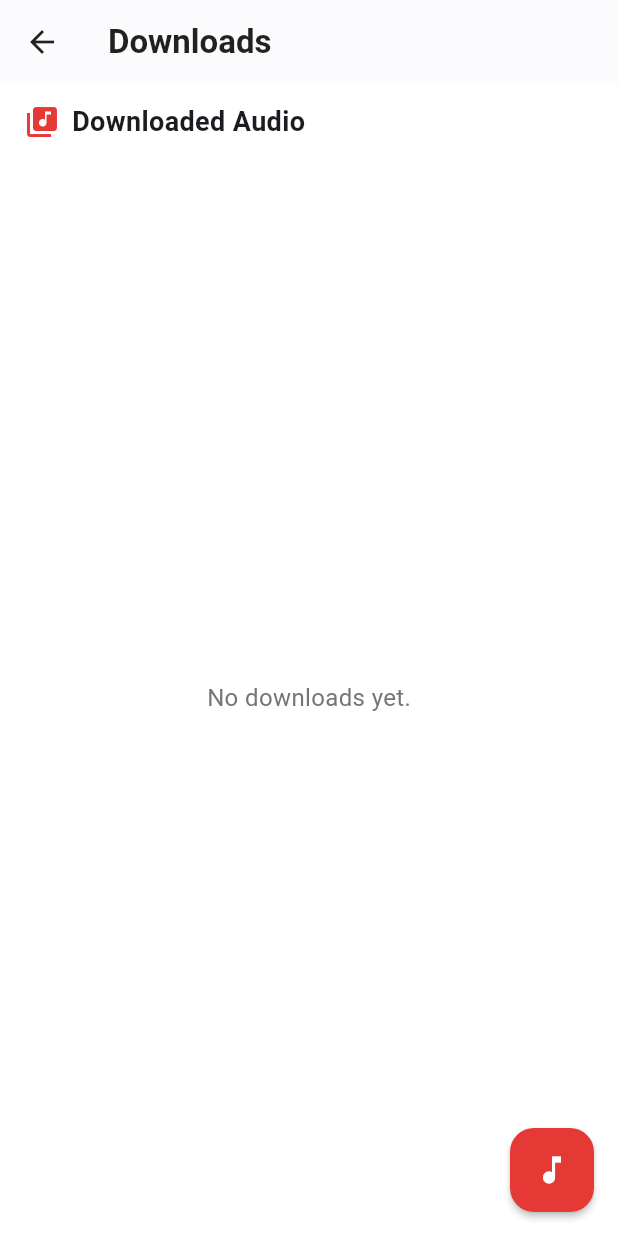
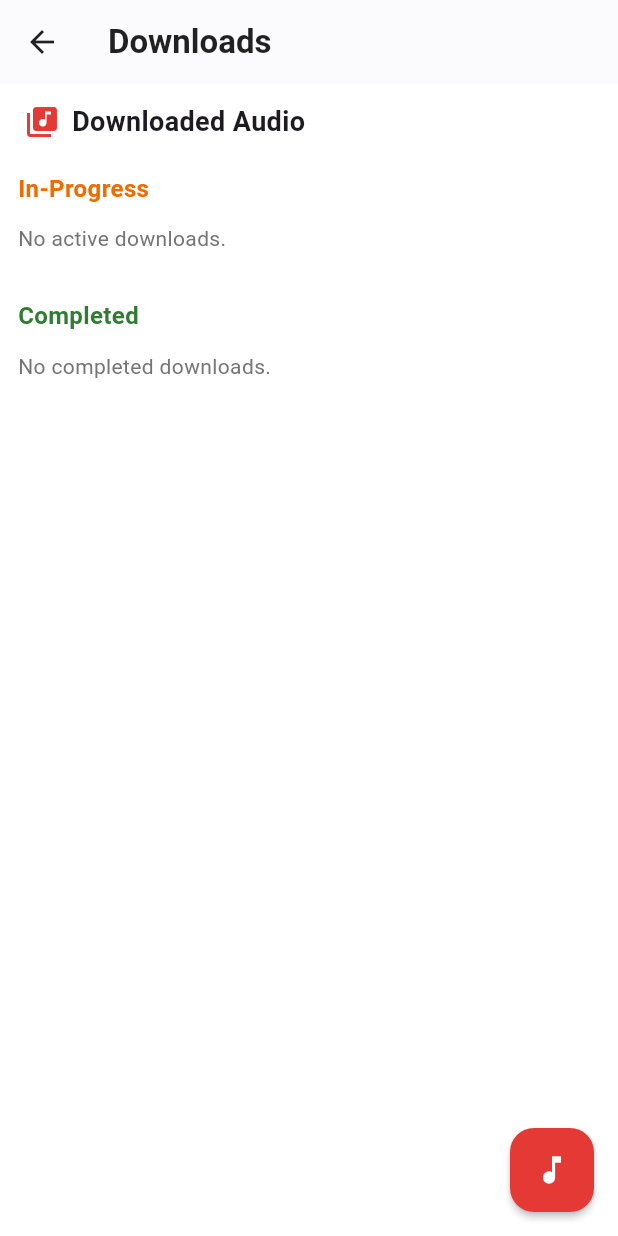
Before and after one commit to saadhassan999/youtube-audio-download-app, a Flutter app: the screen it shows after launch, after a tap on the "download" icon, on a phone screen of 412 x 824 dp. Run offline on Flutter 3.47's test engine with Material 3 defaults, Android fonts, the phone set to English and light mode, and no system bars; our stand-ins replace device_info_plus, flutter_local_notifications, just_audio, just_audio_background, permission_handler, shared_preferences and 2 more; missing offline and left inert: flutter_media_metadata, workmanager, youtube_explode_dart; accounts and stored records are empty; statements that could not run were skipped.

Commit message:
Initial commit

```diff
--- a/lib/main.dart
+++ b/lib/main.dart
@@ -17,6 +17,8 @@ import 'package:device_info_plus/device_info_plus.dart';
 import 'package:shared_preferences/shared_preferences.dart';
 
 const fetchTask = 'fetchNewVideosTask';
+
+final RouteObserver<PageRoute> routeObserver = RouteObserver<PageRoute>();
 
 Future<void> _requestNotificationPermission() async {
   try {
@@ -198,6 +200,7 @@ void main() async {
   }
 
   await DownloadService.init();
+  await DownloadService.resumeIncompleteDownloads();
   await DatabaseService.instance.db;
   await NotificationService.init();
   if (Platform.isAndroid) {
@@ -234,6 +237,7 @@ class MyApp extends StatelessWidget {
         '/player': (_) => AudioPlayerScreen(),
       },
       debugShowCheckedModeBanner: false,
+      navigatorObservers: [routeObserver],
     );
   }
 }
--- a/lib/screens/download_manager_screen.dart
+++ b/lib/screens/download_manager_screen.dart
@@ -10,68 +10,72 @@ import 'package:just_audio/just_audio.dart';
 import 'dart:async';
 import 'package:flutter_media_metadata/flutter_media_metadata.dart';
 import 'package:path_provider/path_provider.dart';
+import 'package:flutter/widgets.dart';
+import '../../main.dart';
 
 class DownloadManagerScreen extends StatefulWidget {
   @override
   _DownloadManagerScreenState createState() => _DownloadManagerScreenState();
 }
 
-class _DownloadManagerScreenState extends State<DownloadManagerScreen> {
-  List<DownloadedVideo> _downloadedVideos = [];
-  static List<DownloadedVideo> _cachedCompletedDownloads = [];
-  bool _isLoading = true; // Start as true for the very first load
-  bool _hasEverLoadedCompleted = false;
-  bool _hasInProgressDownloads = false;
-  bool _instantInProgress = false;
+class _DownloadManagerScreenState extends State<DownloadManagerScreen> with RouteAware {
+  // Static cache for instant load
+  static List<DownloadedVideo> _cachedVideos = [];
+  final ValueNotifier<List<DownloadedVideo>> downloadedVideosNotifier = ValueNotifier([]);
+  bool _isLoading = true;
+  bool _scannedForOrphans = false;
   List<File> _orphanedFiles = [];
-  bool _scannedForOrphans = false;
 
   @override
   void initState() {
     super.initState();
-    // If we have a cache from a previous session, use it immediately
-    if (_cachedCompletedDownloads.isNotEmpty) {
-      _hasEverLoadedCompleted = true;
+    // Show cached data instantly
+    if (_cachedVideos.isNotEmpty) {
+      downloadedVideosNotifier.value = List.from(_cachedVideos);
       _isLoading = false;
     }
-    // Listen to instant in-progress notifier
-    _instantInProgress = DownloadService.isAnyDownloadInProgress.value;
     DownloadService.isAnyDownloadInProgress.addListener(_instantInProgressListener);
     _loadDownloadedVideos();
     DownloadService.downloadedVideosChanged.addListener(_loadDownloadedVideos);
     _scanForOrphanedFiles();
+    DownloadService.resumeIncompleteDownloads();
   }
 
   void _instantInProgressListener() {
-    if (mounted) setState(() {
-      _instantInProgress = DownloadService.isAnyDownloadInProgress.value;
-    });
+    if (mounted) setState(() {});
+  }
+
+  @override
+  void didChangeDependencies() {
+    super.didChangeDependencies();
+    routeObserver.subscribe(this, ModalRoute.of(context) as PageRoute);
   }
 
   @override
   void dispose() {
+    routeObserver.unsubscribe(this);
     DownloadService.downloadedVideosChanged.removeListener(_loadDownloadedVideos);
     DownloadService.isAnyDownloadInProgress.removeListener(_instantInProgressListener);
     super.dispose();
   }
 
+  @override
+  void didPopNext() {
+    DownloadService.resumeIncompleteDownloads();
+    _loadDownloadedVideos();
+  }
+
   Future<void> _loadDownloadedVideos() async {
-    print('[DownloadManagerScreen] Loading downloaded videos...');
     final videos = await DatabaseService.instance.getDownloadedVideos();
-    print('[DownloadManagerScreen] Loaded ${videos.length} videos from DB');
-    await Future.delayed(Duration(milliseconds: 100));
-    final completed = videos.where((v) => v.status == 'completed').toList();
-    final inProgress = videos.where((v) => v.status == 'downloading').toList();
-    print('[DownloadManagerScreen] Completed downloads: ${completed.length}, In-progress: ${inProgress.length}');
-    if (mounted) setState(() {
-      _downloadedVideos = [...inProgress, ...completed];
-      _hasInProgressDownloads = inProgress.isNotEmpty;
-      if (completed.isNotEmpty) {
-        _cachedCompletedDownloads = completed;
-        _hasEverLoadedCompleted = true;
-      }
+    _cachedVideos = List.from(videos); // update cache
+    downloadedVideosNotifier.value = List.from(videos);
+    if (_isLoading) {
+      setState(() {
         _isLoading = false;
       });
+    } else {
+      setState(() {});
+    }
   }
 
   Future<void> _scanForOrphanedFiles() async {
@@ -120,9 +124,7 @@ class _DownloadManagerScreenState extends State<DownloadManagerScreen> {
 
   @override
   Widget build(BuildContext context) {
-    final showSpinner = _isLoading && !_hasEverLoadedCompleted && _cachedCompletedDownloads.isEmpty && !_instantInProgress;
-    final displayList = _downloadedVideos.isNotEmpty ? _downloadedVideos : _cachedCompletedDownloads;
-    print('[DownloadManagerScreen] build: showSpinner=$showSpinner, displayList.length=${displayList.length}, _isLoading=$_isLoading, _hasEverLoadedCompleted=$_hasEverLoadedCompleted, _hasInProgressDownloads=$_hasInProgressDownloads, _instantInProgress=$_instantInProgress');
+    final showSpinner = _isLoading && downloadedVideosNotifier.value.isEmpty;
     return Scaffold(
       appBar: AppBar(
         title: Text('Downloads', style: TextStyle(fontWeight: FontWeight.bold, fontSize: 22)),
@@ -166,51 +168,22 @@ class _DownloadManagerScreenState extends State<DownloadManagerScreen> {
             Expanded(
               child: showSpinner
                   ? Center(child: CircularProgressIndicator())
-                  : ValueListenableBuilder<Map<String, double>>(
-                      valueListenable: DownloadService.downloadProgressNotifier,
-                      builder: (context, progressMap, _) {
-                        // Always fetch the latest in-progress downloads from the DB and progressMap
-                        final allVideoIds = <String>{};
-                        final inProgressVideos = <DownloadedVideo>[];
-                        // Add all DB in-progress
-                        for (final v in _downloadedVideos.where((v) => v.status == 'downloading')) {
-                          inProgressVideos.add(v);
-                          allVideoIds.add(v.videoId);
-                        }
-                        // Add any in-progress from progressMap not in DB list
-                        for (final entry in progressMap.entries) {
-                          if (!allVideoIds.contains(entry.key)) {
-                            // Try to get info from DB (should be present)
-                            final idx = _downloadedVideos.indexWhere((v) => v.videoId == entry.key);
-                            if (idx != -1) {
-                              inProgressVideos.add(_downloadedVideos[idx]);
-                              allVideoIds.add(entry.key);
-                            }
-                          }
-                        }
-                        // If still missing, fetch from DB (for immediate UI update after manual start)
-                        for (final videoId in progressMap.keys) {
-                          if (!allVideoIds.contains(videoId)) {
-                            // This is a new in-progress download not yet in _downloadedVideos
-                            // Try to fetch from DB synchronously (not ideal, but for UI immediacy)
-                            // (In practice, _loadDownloadedVideos should be called after manual start)
-                          }
-                        }
-                        final completedList = _downloadedVideos.where((v) => v.status == 'completed').toList();
-                        final hasAny = inProgressVideos.isNotEmpty || completedList.isNotEmpty;
-                        if (!hasAny) {
-                          return Center(
-                            child: Text('No downloads yet.', style: TextStyle(fontSize: 16, color: Colors.grey[600])),
-                          );
-                        }
-                        return ListView.separated(
+                  : ValueListenableBuilder<List<DownloadedVideo>>(
+                      valueListenable: downloadedVideosNotifier,
+                      builder: (context, videos, _) {
+                        final inProgressVideos = videos.where((v) => v.status == 'downloading').toList();
+                        final completedList = videos.where((v) => v.status == 'completed').toList();
+                        return ListView(
                           padding: EdgeInsets.symmetric(horizontal: 12, vertical: 8),
-                          separatorBuilder: (_, __) => SizedBox(height: 10),
-                          itemCount: inProgressVideos.length + completedList.length,
-                    itemBuilder: (context, i) {
-                            if (i < inProgressVideos.length) {
-                              final video = inProgressVideos[i];
-                              final progress = progressMap[video.videoId] ?? 0.0;
+                          children: [
+                            // In-Progress Section
+                            Text('In-Progress', style: TextStyle(fontWeight: FontWeight.bold, fontSize: 16, color: Colors.orange[800])),
+                            if (inProgressVideos.isEmpty)
+                              Padding(
+                                padding: const EdgeInsets.symmetric(vertical: 12),
+                                child: Text('No active downloads.', style: TextStyle(color: Colors.grey[600])),
+                              ),
+                            ...inProgressVideos.map((video) {
                               return Card(
                                 color: Colors.yellow[50],
                                 elevation: 2,
@@ -225,14 +198,30 @@ class _DownloadManagerScreenState extends State<DownloadManagerScreen> {
                                     children: [
                                       Text(video.title, maxLines: 2, overflow: TextOverflow.ellipsis, style: TextStyle(fontWeight: FontWeight.bold)),
                                       SizedBox(height: 4),
+                                      ValueListenableBuilder<Map<String, double>>(
+                                        valueListenable: DownloadService.downloadProgressNotifier,
+                                        builder: (context, progressMap, _) {
+                                          final progress = progressMap[video.videoId] ?? 0.0;
+                                          return Column(
+                                            crossAxisAlignment: CrossAxisAlignment.start,
+                                            children: [
                                               LinearProgressIndicator(
-                                        value: progress,
+                                                value: progress > 0 ? progress : null, // null = indeterminate
                                                 minHeight: 4,
                                                 backgroundColor: Colors.grey.shade300,
                                                 valueColor: AlwaysStoppedAnimation<Color>(Colors.orange),
                                               ),
                                               SizedBox(height: 4),
-                                      Text('Downloading... ${(progress * 100).toStringAsFixed(0)}%', style: TextStyle(fontSize: 13, color: Colors.orange[800], fontWeight: FontWeight.w500)),
+                                              Text(
+                                                progress > 0
+                                                  ? 'Downloading... ${(progress * 100).toStringAsFixed(0)}%'
+                                                  : 'Downloading...',
+                                                style: TextStyle(fontSize: 13, color: Colors.orange[800], fontWeight: FontWeight.w500),
+                                              ),
+                                            ],
+                                          );
+                                        },
+                                      ),
                                     ],
                                   ),
                                   subtitle: Text(video.channelName),
@@ -247,9 +236,16 @@ class _DownloadManagerScreenState extends State<DownloadManagerScreen> {
                                   contentPadding: EdgeInsets.symmetric(vertical: 4, horizontal: 8),
                                 ),
                               );
-                            } else {
-                              final video = completedList[i - inProgressVideos.length];
-                              return Card(
+                            }),
+                            SizedBox(height: 18),
+                            // Completed Section
+                            Text('Completed', style: TextStyle(fontWeight: FontWeight.bold, fontSize: 16, color: Colors.green[800])),
+                            if (completedList.isEmpty)
+                              Padding(
+                                padding: const EdgeInsets.symmetric(vertical: 12),
+                                child: Text('No completed downloads.', style: TextStyle(color: Colors.grey[600])),
+                              ),
+                            ...completedList.map((video) => Card(
                               elevation: 2,
                               shape: RoundedRectangleBorder(borderRadius: BorderRadius.circular(14)),
                               child: _AudioProgressListTile(
@@ -282,14 +278,12 @@ class _DownloadManagerScreenState extends State<DownloadManagerScreen> {
                                   }
                                 },
                               ),
-                              );
-                            }
-                  },
+                            )),
+                          ],
                         );
                       },
                     ),
             ),
-
             MiniPlayer(),
           ],
         ),
@@ -437,6 +431,7 @@ class _AudioProgressListTileState extends State<_AudioProgressListTile> {
                 onPressed: () async {
                   final file = File(video.filePath);
                   if (!await file.exists()) {
+                    if (!mounted) return;
                     ScaffoldMessenger.of(context).showSnackBar(
                       SnackBar(content: Text('Audio file not found: ${video.filePath}')),
                     );
@@ -466,6 +461,7 @@ class _AudioProgressListTileState extends State<_AudioProgressListTile> {
           onTap: () async {
             final file = File(video.filePath);
             if (!await file.exists()) {
+              if (!mounted) return;
               ScaffoldMessenger.of(context).showSnackBar(
                 SnackBar(content: Text('Audio file not found: ${video.filePath}')),
               );
--- a/lib/services/download_service.dart
+++ b/lib/services/download_service.dart
@@ -27,6 +27,7 @@ class DownloadService {
   static final ValueNotifier<Map<String, double>> downloadProgressNotifier = ValueNotifier({});
   static final ValueNotifier<bool> isAnyDownloadInProgress = ValueNotifier<bool>(false);
   static final Map<String, bool> _downloadCancelFlags = {};
+  static final Set<String> _activeDownloads = {};
 
   static Future<void> init() async {
     if (!_audioPlayerInitialized) {
@@ -97,7 +98,13 @@ class DownloadService {
     required String channelName,
     required String thumbnailUrl,
     void Function(int received, int total)? onProgress,
+    bool resume = false,
   }) async {
+    if (_activeDownloads.contains(videoId)) {
+      // Already running
+      return null;
+    }
+    _activeDownloads.add(videoId);
     final dir = await getApplicationDocumentsDirectory();
     final filePath = '${dir.path}/$videoId.mp3';
     final file = File(filePath);
@@ -107,7 +114,8 @@ class DownloadService {
       await oldM4a.delete();
     }
     _downloadCancelFlags[videoId] = false;
-    // Insert a 'downloading' record before starting the download
+    // Only insert a 'downloading' record if not resuming
+    if (!resume) {
       final downloadingVideo = DownloadedVideo(
         videoId: videoId,
         title: title,
@@ -122,6 +130,7 @@ class DownloadService {
       await DatabaseService.instance.addDownloadedVideo(downloadingVideo);
       downloadedVideosChanged.value++;
       isAnyDownloadInProgress.value = true;
+    }
     final yt = YoutubeExplode();
     try {
       // Get video manifest (API updated for v2.x)
@@ -129,9 +138,21 @@ class DownloadService {
       final audioStreamInfo = manifest.audioOnly.withHighestBitrate();
       if (audioStreamInfo == null) {
         print('No audio stream found for video: $videoId');
-        // Remove the 'downloading' record
-        await DatabaseService.instance.deleteDownloadedVideo(videoId);
+        // Mark as failed instead of deleting
+        final failedVideo = DownloadedVideo(
+          videoId: videoId,
+          title: title,
+          filePath: filePath,
+          size: 0,
+          duration: null,
+          channelName: channelName,
+          thumbnailUrl: thumbnailUrl,
+          downloadedAt: DateTime.now(),
+          status: 'failed',
+        );
+        await DatabaseService.instance.addDownloadedVideo(failedVideo);
         downloadedVideosChanged.value++;
+        _activeDownloads.remove(videoId);
         return null;
       }
       // Download audio stream (API updated for v2.x)
@@ -153,6 +174,7 @@ class DownloadService {
           newMap.remove(videoId);
           downloadProgressNotifier.value = newMap;
           _downloadCancelFlags.remove(videoId);
+          _activeDownloads.remove(videoId);
           return null;
         }
         output.add(data);
@@ -177,9 +199,21 @@ class DownloadService {
       print('Downloaded file size: $fileSize bytes');
       if (!exists || fileSize == 0) {
         print('Download failed or file is empty. Not adding to database.');
-        // Remove the 'downloading' record
-        await DatabaseService.instance.deleteDownloadedVideo(videoId);
+        // Mark as failed instead of deleting
+        final failedVideo = DownloadedVideo(
+          videoId: videoId,
+          title: title,
+          filePath: filePath,
+          size: 0,
+          duration: null,
+          channelName: channelName,
+          thumbnailUrl: thumbnailUrl,
+          downloadedAt: DateTime.now(),
+          status: 'failed',
+        );
+        await DatabaseService.instance.addDownloadedVideo(failedVideo);
         downloadedVideosChanged.value++;
+        _activeDownloads.remove(videoId);
         return null;
       }
 
@@ -197,18 +231,16 @@ class DownloadService {
       );
       await DatabaseService.instance.addDownloadedVideo(completedVideo);
       downloadedVideosChanged.value++;
-      // Check if any downloads are still in progress
       await _updateIsAnyDownloadInProgress();
-      // Show notification after successful download
       await NotificationService.showNotification(
         title: 'Download Complete',
         body: 'Successfully downloaded: $title',
       );
-      // Remove progress entry on completion
       final newMap = Map<String, double>.from(downloadProgressNotifier.value);
       newMap.remove(videoId);
       downloadProgressNotifier.value = newMap;
       _downloadCancelFlags.remove(videoId);
+      _activeDownloads.remove(videoId);
       return completedVideo;
     } catch (e) {
       print('Audio download error: $e');
@@ -216,16 +248,26 @@ class DownloadService {
       if (await file.exists()) {
         await file.delete();
       }
-      // Remove the 'downloading' record
-      await DatabaseService.instance.deleteDownloadedVideo(videoId);
+      // Mark as failed instead of deleting
+      final failedVideo = DownloadedVideo(
+        videoId: videoId,
+        title: title,
+        filePath: filePath,
+        size: 0,
+        duration: null,
+        channelName: channelName,
+        thumbnailUrl: thumbnailUrl,
+        downloadedAt: DateTime.now(),
+        status: 'failed',
+      );
+      await DatabaseService.instance.addDownloadedVideo(failedVideo);
       downloadedVideosChanged.value++;
-      // Check if any downloads are still in progress
       await _updateIsAnyDownloadInProgress();
-      // Remove progress entry on failure
       final newMap = Map<String, double>.from(downloadProgressNotifier.value);
       newMap.remove(videoId);
       downloadProgressNotifier.value = newMap;
       _downloadCancelFlags.remove(videoId);
+      _activeDownloads.remove(videoId);
       return null;
     }
   }
@@ -369,4 +411,53 @@ class DownloadService {
     final all = await DatabaseService.instance.getDownloadedVideos();
     isAnyDownloadInProgress.value = all.any((v) => v.status == 'downloading');
   }
+
+  // Resume any downloads that are in-progress in the DB (e.g., after navigation or app restart)
+  static Future<void> resumeIncompleteDownloads() async {
+    final inProgress = (await DatabaseService.instance.getDownloadedVideos())
+        .where((v) => v.status == 'downloading')
+        .toList();
+    for (final video in inProgress) {
+      if (_activeDownloads.contains(video.videoId)) {
+        // Reattach progress notifier by reading file size and total size
+        try {
+          final dir = await getApplicationDocumentsDirectory();
+          final filePath = '${dir.path}/${video.videoId}.mp3';
+          final file = File(filePath);
+          int received = await file.exists() ? await file.length() : 0;
+          // Get total size from YouTube
+          final yt = YoutubeExplode();
+          final manifest = await yt.videos.streams.getManifest(video.videoId);
+          final audioStreamInfo = manifest.audioOnly.withHighestBitrate();
+          final total = audioStreamInfo?.size.totalBytes ?? 0;
+          yt.close();
+          if (total > 0) {
+            final progress = received / total;
+            downloadProgressNotifier.value = {
+              ...downloadProgressNotifier.value,
+              video.videoId: progress > 1.0 ? 1.0 : progress,
+            };
           }
+        } catch (e) {
+          // If we can't get progress, set to 0.0
+          downloadProgressNotifier.value = {
+            ...downloadProgressNotifier.value,
+            video.videoId: 0.0,
+          };
+        }
+        continue;
+      }
+      // If not running, start/resume the download
+      if (!downloadProgressNotifier.value.containsKey(video.videoId)) {
+        downloadAudio(
+          videoId: video.videoId,
+          videoUrl: 'https://www.youtube.com/watch?v=${video.videoId}',
+          title: video.title,
+          channelName: video.channelName,
+          thumbnailUrl: video.thumbnailUrl,
+          resume: true,
+        );
+      }
+    }
+  }
+}
```
Also changed, not shown: lib/screens/channel_management_screen.dart (+20 -0 lines), 2 other files. Lines whose indentation alone changed are shown as unchanged.
